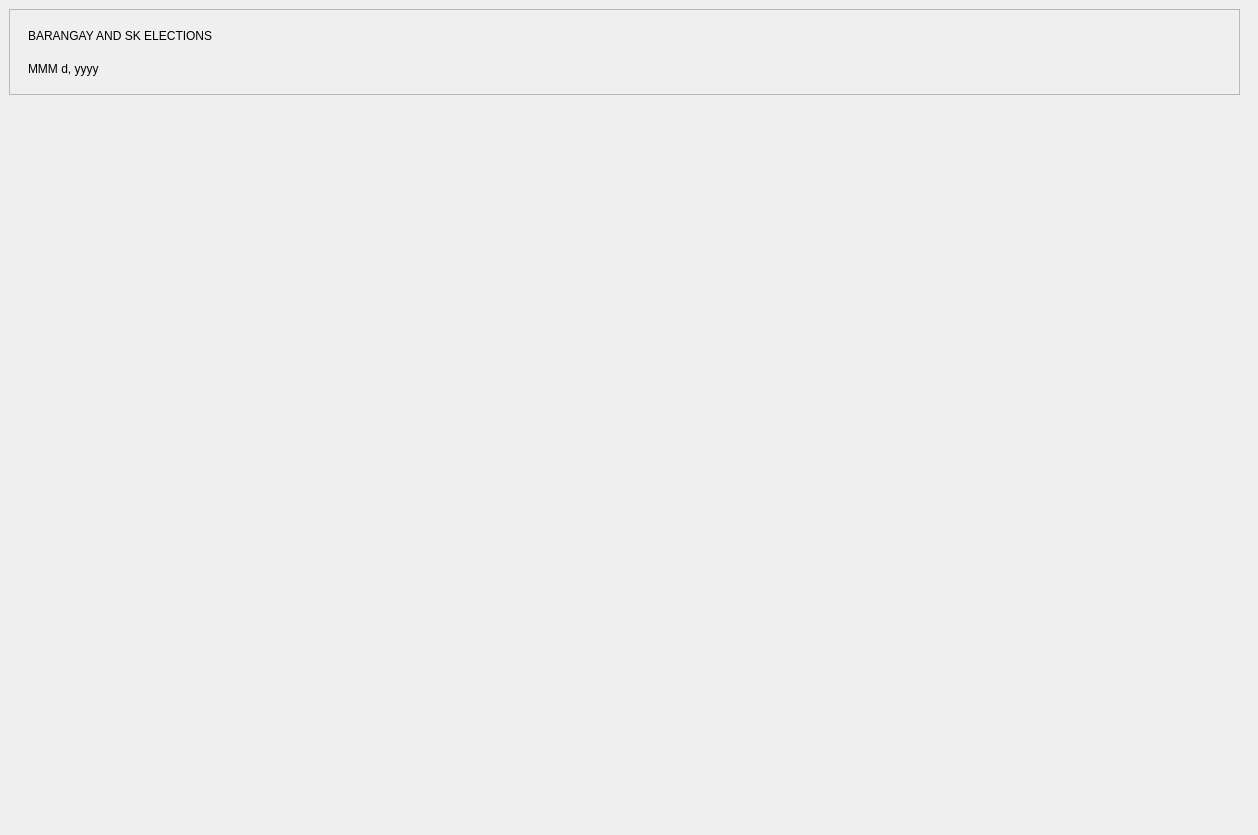
This is VVM/vvm.ui in GuisadongManok/PolliTech-VVM as Qt 5 draws it before an edit. The edited form follows.
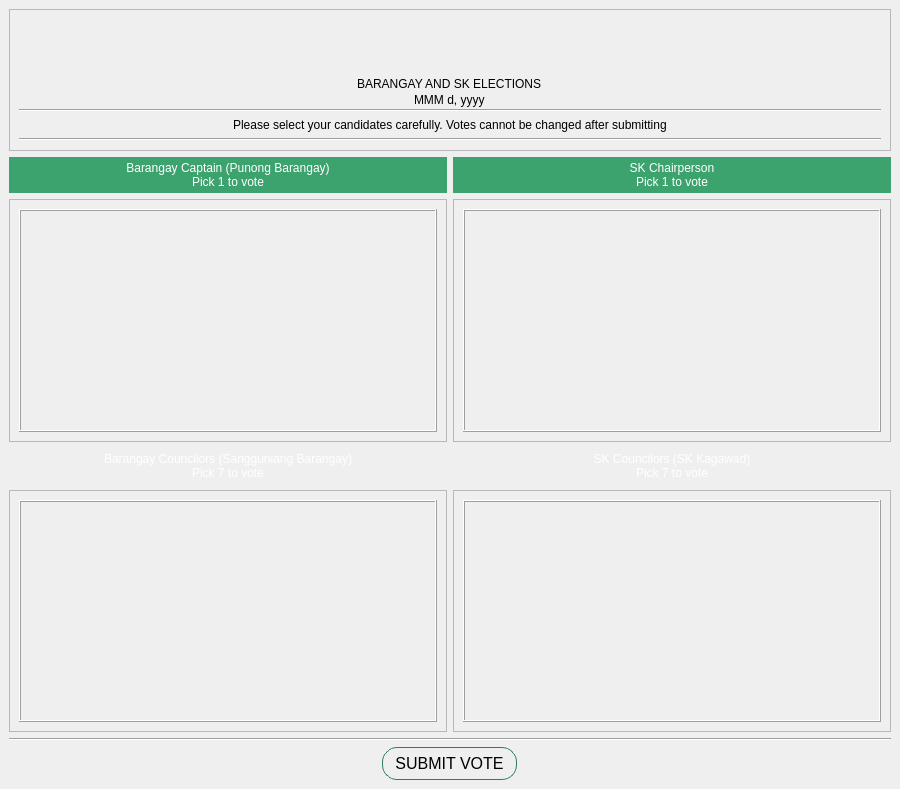
This is the edited form. Icons and pictures are not drawn.

Commit message: added main window layout

The edit to the form file:
```diff
--- a/VVM/vvm.ui
+++ b/VVM/vvm.ui
@@ -6,10 +6,16 @@
    <rect>
     <x>0</x>
     <y>0</y>
-    <width>1258</width>
-    <height>835</height>
+    <width>900</width>
+    <height>789</height>
    </rect>
   </property>
+  <property name="minimumSize">
+   <size>
+    <width>900</width>
+    <height>789</height>
+   </size>
+  </property>
   <property name="windowTitle">
    <string>PolliTech</string>
   </property>
@@ -18,93 +24,440 @@
     <normaloff>:/backgrounds/Smol logo no bg.png</normaloff>:/backgrounds/Smol logo no bg.png</iconset>
   </property>
   <widget class="QWidget" name="centralwidget">
-   <widget class="QFrame" name="frame">
-    <property name="geometry">
-     <rect>
-      <x>9</x>
-      <y>9</y>
-      <width>1231</width>
-      <height>86</height>
-     </rect>
-    </property>
-    <property name="styleSheet">
-     <string notr="true">QFrame {
-padding: 3px;
+   <layout class="QGridLayout" name="gridLayout_7">
+    <item row="0" column="0">
+     <layout class="QVBoxLayout" name="verticalLayout_4"/>
+    </item>
+    <item row="1" column="1" colspan="2">
+     <widget class="QFrame" name="frame">
+      <property name="styleSheet">
+       <string notr="true"/>
+      </property>
+      <property name="frameShape">
+       <enum>QFrame::Shape::StyledPanel</enum>
+      </property>
+      <property name="frameShadow">
+       <enum>QFrame::Shadow::Raised</enum>
+      </property>
+      <layout class="QGridLayout" name="gridLayout_5">
+       <item row="0" column="0">
+        <layout class="QVBoxLayout" name="verticalLayout">
+         <item alignment="Qt::AlignmentFlag::AlignHCenter">
+          <widget class="QLabel" name="label_2">
+           <property name="minimumSize">
+            <size>
+             <width>61</width>
+             <height>52</height>
+            </size>
+           </property>
+           <property name="maximumSize">
+            <size>
+             <width>61</width>
+             <height>52</height>
+            </size>
+           </property>
+           <property name="text">
+            <string/>
+           </property>
+           <property name="pixmap">
+            <pixmap resource="../VVM.qrc">:/backgrounds/256x256 no bg.png</pixmap>
+           </property>
+           <property name="scaledContents">
+            <bool>true</bool>
+           </property>
+           <property name="alignment">
+            <set>Qt::AlignmentFlag::AlignCenter</set>
+           </property>
+          </widget>
+         </item>
+         <item>
+          <layout class="QVBoxLayout" name="verticalLayout_2">
+           <property name="spacing">
+            <number>2</number>
+           </property>
+           <item alignment="Qt::AlignmentFlag::AlignHCenter">
+            <widget class="QLabel" name="label">
+             <property name="styleSheet">
+              <string notr="true">QLabel {
+	font: 600 11pt &quot;Segoe UI&quot;;
+	color: black;
 }</string>
-    </property>
-    <property name="frameShape">
-     <enum>QFrame::Shape::StyledPanel</enum>
-    </property>
-    <property name="frameShadow">
-     <enum>QFrame::Shadow::Raised</enum>
-    </property>
-    <layout class="QHBoxLayout" name="horizontalLayout">
-     <item>
-      <layout class="QVBoxLayout" name="verticalLayout_2">
-       <item>
-        <widget class="QLabel" name="label">
-         <property name="styleSheet">
-          <string notr="true">QLabel {
+             </property>
+             <property name="text">
+              <string>BARANGAY AND SK ELECTIONS</string>
+             </property>
+             <property name="alignment">
+              <set>Qt::AlignmentFlag::AlignLeading|Qt::AlignmentFlag::AlignLeft|Qt::AlignmentFlag::AlignVCenter</set>
+             </property>
+            </widget>
+           </item>
+           <item alignment="Qt::AlignmentFlag::AlignHCenter">
+            <widget class="QLabel" name="label_date">
+             <property name="styleSheet">
+              <string notr="true">QLabel {
 	font: 600 11pt &quot;Segoe UI&quot;;
 	color: black;
 }</string>
-         </property>
-         <property name="text">
-          <string>BARANGAY AND SK ELECTIONS</string>
-         </property>
-         <property name="alignment">
-          <set>Qt::AlignmentFlag::AlignLeading|Qt::AlignmentFlag::AlignLeft|Qt::AlignmentFlag::AlignVCenter</set>
-         </property>
-        </widget>
-       </item>
-       <item>
-        <widget class="QLabel" name="label_date">
-         <property name="styleSheet">
-          <string notr="true">QLabel {
+             </property>
+             <property name="text">
+              <string>MMM d, yyyy</string>
+             </property>
+             <property name="alignment">
+              <set>Qt::AlignmentFlag::AlignLeading|Qt::AlignmentFlag::AlignLeft|Qt::AlignmentFlag::AlignVCenter</set>
+             </property>
+            </widget>
+           </item>
+           <item>
+            <layout class="QVBoxLayout" name="verticalLayout_3">
+             <property name="spacing">
+              <number>6</number>
+             </property>
+             <item>
+              <widget class="Line" name="line">
+               <property name="orientation">
+                <enum>Qt::Orientation::Horizontal</enum>
+               </property>
+              </widget>
+             </item>
+             <item alignment="Qt::AlignmentFlag::AlignHCenter">
+              <widget class="QLabel" name="label_7">
+               <property name="styleSheet">
+                <string notr="true">QLabel {
 	font: 600 11pt &quot;Segoe UI&quot;;
 	color: black;
 }</string>
-         </property>
-         <property name="text">
-          <string>MMM d, yyyy</string>
-         </property>
-         <property name="alignment">
-          <set>Qt::AlignmentFlag::AlignLeading|Qt::AlignmentFlag::AlignLeft|Qt::AlignmentFlag::AlignVCenter</set>
-         </property>
-        </widget>
+               </property>
+               <property name="text">
+                <string>Please select your candidates carefully. Votes cannot be changed after submitting</string>
+               </property>
+              </widget>
+             </item>
+             <item>
+              <widget class="Line" name="line_2">
+               <property name="orientation">
+                <enum>Qt::Orientation::Horizontal</enum>
+               </property>
+              </widget>
+             </item>
+            </layout>
+           </item>
+          </layout>
+         </item>
+        </layout>
        </item>
       </layout>
-     </item>
-     <item>
-      <widget class="QLabel" name="label_2">
-       <property name="minimumSize">
-        <size>
-         <width>61</width>
-         <height>51</height>
-        </size>
-       </property>
-       <property name="maximumSize">
-        <size>
-         <width>61</width>
-         <height>51</height>
-        </size>
-       </property>
-       <property name="text">
-        <string/>
-       </property>
-       <property name="pixmap">
-        <pixmap resource="../VVM.qrc">:/backgrounds/256x256 no bg.png</pixmap>
-       </property>
-       <property name="scaledContents">
-        <bool>true</bool>
-       </property>
-       <property name="alignment">
-        <set>Qt::AlignmentFlag::AlignCenter</set>
-       </property>
-      </widget>
-     </item>
-    </layout>
-   </widget>
+     </widget>
+    </item>
+    <item row="2" column="1">
+     <layout class="QGridLayout" name="gridLayoutcap">
+      <item row="0" column="0">
+       <widget class="QLabel" name="label_3">
+        <property name="styleSheet">
+         <string notr="true">QLabel {
+	font: 600 13pt &quot;Segoe UI&quot;;
+	color: white;
+	background-color: #3CA36E;
+	padding: 4px;
+}</string>
+        </property>
+        <property name="text">
+         <string>Barangay Captain (Punong Barangay)
+Pick 1 to vote</string>
+        </property>
+        <property name="alignment">
+         <set>Qt::AlignmentFlag::AlignCenter</set>
+        </property>
+       </widget>
+      </item>
+      <item row="1" column="0">
+       <widget class="QScrollArea" name="scrollArea_cap">
+        <property name="widgetResizable">
+         <bool>true</bool>
+        </property>
+        <widget class="QWidget" name="scrollAreaWidgetContents">
+         <property name="geometry">
+          <rect>
+           <x>0</x>
+           <y>0</y>
+           <width>430</width>
+           <height>206</height>
+          </rect>
+         </property>
+         <layout class="QGridLayout" name="gridLayout">
+          <item row="0" column="0">
+           <widget class="QFrame" name="frame_cap">
+            <property name="styleSheet">
+             <string notr="true">QFrame {
+	background: qlineargradient(
+        x1: 0, y1: 0,
+        x2: 0, y2: 1,
+        stop: 0 #f0f0f0,
+        stop: 1 #e0e0e0
+    );
+}</string>
+            </property>
+            <property name="frameShape">
+             <enum>QFrame::Shape::Box</enum>
+            </property>
+            <property name="frameShadow">
+             <enum>QFrame::Shadow::Raised</enum>
+            </property>
+           </widget>
+          </item>
+         </layout>
+        </widget>
+       </widget>
+      </item>
+     </layout>
+    </item>
+    <item row="2" column="2">
+     <layout class="QGridLayout" name="gridLayoutcap_3">
+      <item row="0" column="0">
+       <widget class="QLabel" name="label_6">
+        <property name="styleSheet">
+         <string notr="true">QLabel {
+	font: 600 13pt &quot;Segoe UI&quot;;
+	color: white;
+	background-color: #3CA36E;
+	padding: 4px;
+}</string>
+        </property>
+        <property name="text">
+         <string>SK Chairperson
+Pick 1 to vote</string>
+        </property>
+        <property name="alignment">
+         <set>Qt::AlignmentFlag::AlignCenter</set>
+        </property>
+       </widget>
+      </item>
+      <item row="1" column="0">
+       <widget class="QScrollArea" name="scrollArea_cap_3">
+        <property name="widgetResizable">
+         <bool>true</bool>
+        </property>
+        <widget class="QWidget" name="scrollAreaWidgetContents_4">
+         <property name="geometry">
+          <rect>
+           <x>0</x>
+           <y>0</y>
+           <width>430</width>
+           <height>206</height>
+          </rect>
+         </property>
+         <layout class="QGridLayout" name="gridLayout_4">
+          <item row="0" column="0">
+           <widget class="QFrame" name="frame_cap_3">
+            <property name="styleSheet">
+             <string notr="true">QFrame {
+	background: qlineargradient(
+        x1: 0, y1: 0,
+        x2: 0, y2: 1,
+        stop: 0 #f0f0f0,
+        stop: 1 #e0e0e0
+    );
+}</string>
+            </property>
+            <property name="frameShape">
+             <enum>QFrame::Shape::Box</enum>
+            </property>
+            <property name="frameShadow">
+             <enum>QFrame::Shadow::Raised</enum>
+            </property>
+           </widget>
+          </item>
+         </layout>
+        </widget>
+       </widget>
+      </item>
+     </layout>
+    </item>
+    <item row="3" column="1">
+     <layout class="QGridLayout" name="gridLayout_councilors">
+      <item row="0" column="0">
+       <widget class="QLabel" name="label_5">
+        <property name="styleSheet">
+         <string notr="true">QLabel {
+	font: 600 13pt &quot;Segoe UI&quot;;
+	color: white;
+	background-color: qlineargradient(
+        x1:0, y1:0, x2:0, y2:1,
+        stop:0 rgb(1, 120, 200),
+        stop:1 rgb(1, 100, 182)
+	);
+	padding: 4px;
+}</string>
+        </property>
+        <property name="text">
+         <string>Barangay Councilors (Sangguniang Barangay)
+Pick 7 to vote</string>
+        </property>
+        <property name="alignment">
+         <set>Qt::AlignmentFlag::AlignCenter</set>
+        </property>
+       </widget>
+      </item>
+      <item row="1" column="0">
+       <widget class="QScrollArea" name="scrollArea_councilors">
+        <property name="widgetResizable">
+         <bool>true</bool>
+        </property>
+        <widget class="QWidget" name="scrollAreaWidgetContents_3">
+         <property name="geometry">
+          <rect>
+           <x>0</x>
+           <y>0</y>
+           <width>430</width>
+           <height>205</height>
+          </rect>
+         </property>
+         <layout class="QGridLayout" name="gridLayout_3">
+          <item row="0" column="0">
+           <widget class="QFrame" name="frame_councilors">
+            <property name="styleSheet">
+             <string notr="true">QFrame {
+	background: qlineargradient(
+        x1: 0, y1: 0,
+        x2: 0, y2: 1,
+        stop: 0 #f0f0f0,
+        stop: 1 #e0e0e0
+    );
+}</string>
+            </property>
+            <property name="frameShape">
+             <enum>QFrame::Shape::Box</enum>
+            </property>
+            <property name="frameShadow">
+             <enum>QFrame::Shadow::Raised</enum>
+            </property>
+           </widget>
+          </item>
+         </layout>
+        </widget>
+       </widget>
+      </item>
+     </layout>
+    </item>
+    <item row="3" column="2">
+     <layout class="QGridLayout" name="gridLayout_councilors_2">
+      <item row="0" column="0">
+       <widget class="QLabel" name="label_8">
+        <property name="styleSheet">
+         <string notr="true">QLabel {
+	font: 600 13pt &quot;Segoe UI&quot;;
+	color: white;
+	background-color: qlineargradient(
+        x1:0, y1:0, x2:0, y2:1,
+        stop:0 rgb(1, 120, 200),
+        stop:1 rgb(1, 100, 182)
+	);
+	padding: 4px;
+}</string>
+        </property>
+        <property name="text">
+         <string>SK Councilors (SK Kagawad)
+Pick 7 to vote</string>
+        </property>
+        <property name="alignment">
+         <set>Qt::AlignmentFlag::AlignCenter</set>
+        </property>
+       </widget>
+      </item>
+      <item row="1" column="0">
+       <widget class="QScrollArea" name="scrollArea_councilors_2">
+        <property name="widgetResizable">
+         <bool>true</bool>
+        </property>
+        <widget class="QWidget" name="scrollAreaWidgetContents_5">
+         <property name="geometry">
+          <rect>
+           <x>0</x>
+           <y>0</y>
+           <width>430</width>
+           <height>205</height>
+          </rect>
+         </property>
+         <layout class="QGridLayout" name="gridLayout_6">
+          <item row="0" column="0">
+           <widget class="QFrame" name="frame_councilors_2">
+            <property name="styleSheet">
+             <string notr="true">QFrame {
+	background: qlineargradient(
+        x1: 0, y1: 0,
+        x2: 0, y2: 1,
+        stop: 0 #f0f0f0,
+        stop: 1 #e0e0e0
+    );
+}</string>
+            </property>
+            <property name="frameShape">
+             <enum>QFrame::Shape::Box</enum>
+            </property>
+            <property name="frameShadow">
+             <enum>QFrame::Shadow::Raised</enum>
+            </property>
+           </widget>
+          </item>
+         </layout>
+        </widget>
+       </widget>
+      </item>
+     </layout>
+    </item>
+    <item row="4" column="1" colspan="2">
+     <widget class="Line" name="line_3">
+      <property name="orientation">
+       <enum>Qt::Orientation::Horizontal</enum>
+      </property>
+     </widget>
+    </item>
+    <item row="5" column="1" colspan="2" alignment="Qt::AlignmentFlag::AlignHCenter|Qt::AlignmentFlag::AlignVCenter">
+     <widget class="QPushButton" name="pushButton">
+      <property name="cursor">
+       <cursorShape>PointingHandCursor</cursorShape>
+      </property>
+      <property name="styleSheet">
+       <string notr="true">QPushButton {
+    font: 600 9pt &quot;Segoe UI&quot;;
+    font-size: 16px;
+    color: black;
+    background-color: qlineargradient(
+        spread:pad, x1:0, y1:0, x2:0, y2:1,
+        stop:0 #6FE1A4, stop:1 #3CA36E
+    );
+    border: 1px solid #2e7d5d;
+    border-radius: 15px;
+    padding: 6px 12px;
+}
+
+QPushButton:hover {
+    background-color: qlineargradient(
+        spread:pad, x1:0, y1:0, x2:0, y2:1,
+        stop:0 #7FFFB2, stop:1 #4BB97E
+    );
+}
+
+QPushButton:pressed {
+    background-color: qlineargradient(
+        spread:pad, x1:0, y1:0, x2:0, y2:1,
+        stop:0 #3CA36E, stop:1 #6FE1A4
+    );
+    padding-top: 7px;
+    padding-bottom: 3px;
+}
+
+QPushButton:focus {
+    outline: none;
+    border: 2px solid #1A5E3B;
+}
+</string>
+      </property>
+      <property name="text">
+       <string>SUBMIT VOTE</string>
+      </property>
+     </widget>
+    </item>
+   </layout>
   </widget>
  </widget>
  <resources>
```
The commit also changes 12 other files.
